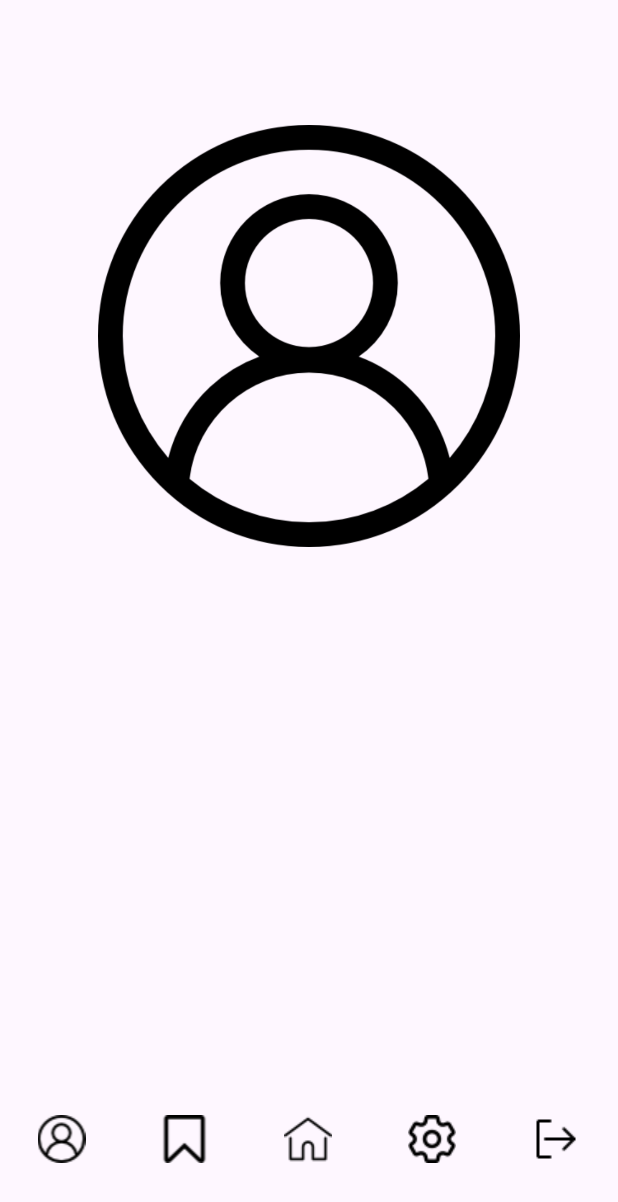
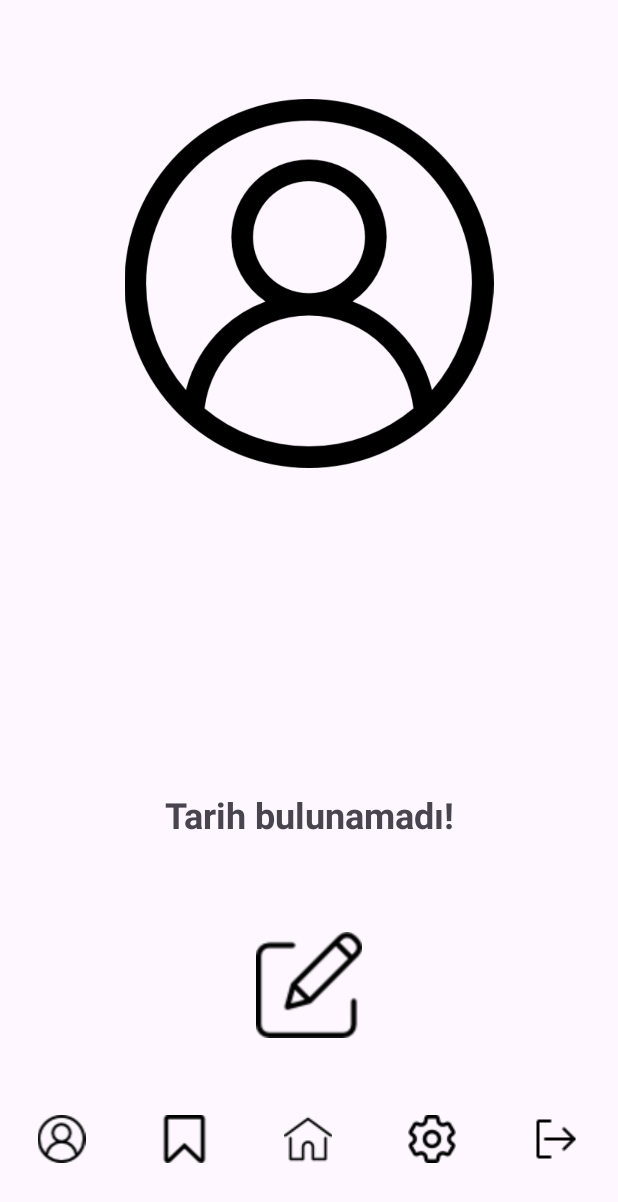
Before and after one commit to olgun-yilmaz/SpotTicket, an Android app: the fragment ProfileFragment placed in its activity, on a phone screen of 412 x 824 dp. Shown: the top 1202 px of the screen. Run offline under Robolectric (Android 15) with nearby library versions, the phone set to English and light mode, and no system bars; our stand-ins replace Firebase (no records; nobody signed in at launch, a user with empty details on screens opened directly), Picasso; pictures from the network do not load; 8 statements that could not run were skipped.

Commit message:
Updated profile fragment

```diff
--- a/app/src/main/java/com/olgunyilmaz/spotticket/view/fragments/ChangeCityFragment.java
+++ b/app/src/main/java/com/olgunyilmaz/spotticket/view/fragments/DisplayFragment.java
@@ -20,7 +20,7 @@ import android.widget.Toast;
 
 import com.google.gson.Gson;
 import com.olgunyilmaz.spotticket.adapter.EventAdapter;
-import com.olgunyilmaz.spotticket.databinding.FragmentChangeCityBinding;
+import com.olgunyilmaz.spotticket.databinding.FragmentDisplayBinding;
 import com.olgunyilmaz.spotticket.model.CitiesResponse;
 import com.olgunyilmaz.spotticket.model.EventResponse;
 import com.olgunyilmaz.spotticket.service.RetrofitClient;
@@ -37,8 +37,8 @@ import retrofit2.Callback;
 import retrofit2.Response;
 
 
-public class ChangeCityFragment extends Fragment implements SelectCityFragment.CitySelectListener {
-    private FragmentChangeCityBinding binding;
+public class DisplayFragment extends Fragment implements SelectCityFragment.CitySelectListener {
+    private FragmentDisplayBinding binding;
     private EventAdapter eventAdapter;
 
     SharedPreferences sharedPreferences;
@@ -53,7 +53,7 @@ public class ChangeCityFragment extends Fragment implements SelectCityFragment.C
     @Override
     public View onCreateView(LayoutInflater inflater, ViewGroup container,
                              Bundle savedInstanceState) {
-        binding = FragmentChangeCityBinding.inflate(getLayoutInflater(),container,false);
+        binding = FragmentDisplayBinding.inflate(getLayoutInflater(),container,false);
         View view = binding.getRoot();
         return view;
     }
--- a/app/src/main/java/com/olgunyilmaz/spotticket/view/fragments/ProfileFragment.java
+++ b/app/src/main/java/com/olgunyilmaz/spotticket/view/fragments/ProfileFragment.java
@@ -44,7 +44,10 @@ import com.olgunyilmaz.spotticket.databinding.FragmentProfileBinding;
 import com.olgunyilmaz.spotticket.service.UserManager;
 import com.squareup.picasso.Picasso;
 
+import java.text.SimpleDateFormat;
+import java.util.Date;
 import java.util.HashMap;
+import java.util.Locale;
 import java.util.Map;
 
 public class ProfileFragment extends Fragment {
@@ -85,6 +88,8 @@ public class ProfileFragment extends Fragment {
 
         uploadPp();
 
+        displayMode();
+
         sharedPreferences = getActivity().getSharedPreferences("com.olgunyilmaz.spotticket", MODE_PRIVATE);
 
         db = FirebaseFirestore.getInstance();
@@ -93,8 +98,41 @@ public class ProfileFragment extends Fragment {
 
         user = FirebaseAuth.getInstance().getCurrentUser();
 
+
         binding.emailText.setText(user.getDisplayName());
         binding.usernameText.setText(user.getEmail());
+        binding.creationDateText.setText(getCreationDate());
+
+        binding.editButton.setOnClickListener(new View.OnClickListener() {
+            @Override
+            public void onClick(View view) {
+                editMode();
+            }
+        });
+
+    }
+
+    private String getCreationDate(){
+        if (user.getMetadata() != null){
+            long creationTime = user.getMetadata().getCreationTimestamp();
+            Date creationDate = new Date(creationTime);
+            SimpleDateFormat sdf = new SimpleDateFormat("MMMM yyyy", new Locale("tr", "TR"));
+            return sdf.format(creationDate);
+        }
+        return "Tarih bulunamadı!";
+
+    }
+
+    private void uploadPp() {
+        if (!UserManager.getInstance().ppUrl.isEmpty()) {
+            Picasso.get().load(UserManager.getInstance().ppUrl).into(binding.profileImage);
+        }
+    }
+
+    private void editMode(){
+        binding.editButton.setVisibility(View.GONE);
+        binding.saveButton.setVisibility(View.VISIBLE);
+        binding.profileImage.setEnabled(true);
 
         binding.profileImage.setOnClickListener(new View.OnClickListener() {
             @Override
@@ -103,12 +141,20 @@ public class ProfileFragment extends Fragment {
             }
         });
 
+        binding.saveButton.setOnClickListener(new View.OnClickListener() {
+            @Override
+            public void onClick(View view) {
+                displayMode();
+                uploadImage2db();
+            }
+        });
+
     }
 
-    private void uploadPp() {
-        if (!UserManager.getInstance().ppUrl.isEmpty()) {
-            Picasso.get().load(UserManager.getInstance().ppUrl).into(binding.profileImage);
-        }
+    private void displayMode(){
+        binding.editButton.setVisibility(View.VISIBLE);
+        binding.saveButton.setVisibility(View.GONE);
+        binding.profileImage.setEnabled(false);
     }
 
     private void updateProfileImage(String email, String ppUrl) {
@@ -205,7 +251,6 @@ public class ProfileFragment extends Fragment {
                     if (intentFromResult != null) {
                         imgUri = intentFromResult.getData();
                         binding.profileImage.setImageURI(imgUri);
-                        uploadImage2db();
                     }
 
                 }
--- a/app/src/main/res/layout/city_row.xml
+++ b/app/src/main/res/layout/city_row.xml
@@ -6,6 +6,6 @@
     android:layout_height="wrap_content"
     android:padding="16dp"
     android:textSize="16sp"
-    android:text="CITY"
+    android:text="City"
     android:gravity="center"
     android:background="?attr/selectableItemBackground"/>
--- a/app/src/main/res/layout/event_item.xml
+++ b/app/src/main/res/layout/event_row.xml
@@ -1,11 +1,7 @@
 <LinearLayout xmlns:android="http://schemas.android.com/apk/res/android"
     android:layout_width="match_parent"
     android:layout_height="wrap_content"
-    android:layout_margin="10dp"
-    android:layout_marginLeft="10dp"
-    android:layout_marginTop="10dp"
-    android:layout_marginRight="10dp"
-    android:layout_marginBottom="10dp"
+    android:layout_margin="20dp"
     android:orientation="vertical">
 
     <ImageView
--- a/app/src/main/res/layout/fragment_change_city.xml
+++ b/app/src/main/res/layout/fragment_display.xml
@@ -4,7 +4,7 @@
     android:layout_width="match_parent"
     android:layout_height="match_parent"
     xmlns:app="http://schemas.android.com/apk/res-auto"
-    tools:context=".view.fragments.ChangeCityFragment">
+    tools:context=".view.fragments.DisplayFragment">
 
     <androidx.recyclerview.widget.RecyclerView
         android:id="@+id/recyclerView"
--- a/app/src/main/res/layout/fragment_profile.xml
+++ b/app/src/main/res/layout/fragment_profile.xml
@@ -12,11 +12,11 @@
 
         android:layout_width="0dp"
         android:layout_height="0dp"
-        app:layout_constraintHeight_percent="0.4"
+        app:layout_constraintHeight_percent="0.35"
 
         app:layout_constraintWidth_percent="0.8"
 
-        app:layout_constraintVertical_bias="0.15"
+        app:layout_constraintVertical_bias="0.1"
 
         android:src="@drawable/sample_profile_image"
 
@@ -26,6 +26,8 @@
         app:layout_constraintBottom_toBottomOf="parent"
         app:layout_constraintTop_toTopOf="parent" />
 
+
+
     <TextView
         android:id="@+id/usernameText"
 
@@ -33,11 +35,12 @@
         android:layout_height="0dp"
         app:layout_constraintHeight_percent="0.1"
 
-        app:layout_constraintVertical_bias="0.7"
+        app:layout_constraintVertical_bias="0.5"
 
         android:text="Kullanıcı Adı : "
-        android:textSize="20sp"
+        android:textSize="24sp"
         android:textStyle="bold"
+        android:textAlignment="center"
 
 
         app:layout_constraintEnd_toEndOf="@id/profileImage"
@@ -53,11 +56,12 @@
         android:layout_height="0dp"
         app:layout_constraintHeight_percent="0.1"
 
-        app:layout_constraintVertical_bias="0.9"
+        app:layout_constraintVertical_bias="0.65"
 
         android:text="E-Mail : "
         android:textSize="24sp"
         android:textStyle="bold"
+        android:textAlignment="center"
 
         app:layout_constraintEnd_toEndOf="@id/usernameText"
         app:layout_constraintStart_toStartOf="@id/usernameText"
@@ -65,6 +69,69 @@
         app:layout_constraintBottom_toBottomOf="parent"
         app:layout_constraintTop_toTopOf="parent" />
 
+    <TextView
+        android:id="@+id/creationDateText"
+
+        android:layout_width="0dp"
+        android:layout_height="0dp"
+        app:layout_constraintHeight_percent="0.1"
+
+        app:layout_constraintVertical_bias="0.80"
+
+        android:text="Kayıt Tarihi : "
+        android:textSize="24sp"
+        android:textStyle="bold"
+        android:textAlignment="center"
+
+        app:layout_constraintEnd_toEndOf="@id/usernameText"
+        app:layout_constraintStart_toStartOf="@id/usernameText"
+
+        app:layout_constraintBottom_toBottomOf="parent"
+        app:layout_constraintTop_toTopOf="parent"
+
+        >
+
+    </TextView>
+
+    <ImageView
+        android:id="@+id/editButton"
+
+        android:layout_width="0dp"
+        android:layout_height="0dp"
+        app:layout_constraintHeight_percent="0.1"
+
+        app:layout_constraintVertical_bias="0.95"
+
+        android:src="@drawable/edit_icon"
+
+        app:layout_constraintEnd_toEndOf="@id/creationDateText"
+        app:layout_constraintStart_toStartOf="@id/creationDateText"
+
+        app:layout_constraintBottom_toBottomOf="parent"
+        app:layout_constraintTop_toTopOf="parent"
+
+        >
+
+    </ImageView>
+
+    <Button
+        android:id="@+id/saveButton"
+
+        android:layout_width="0dp"
+        android:layout_height="0dp"
+        app:layout_constraintHeight_percent="0.1"
+
+        app:layout_constraintVertical_bias="0.95"
+
+        android:text="Kaydet"
+
+        app:layout_constraintEnd_toEndOf="@id/creationDateText"
+        app:layout_constraintStart_toStartOf="@id/creationDateText"
+
+        app:layout_constraintBottom_toBottomOf="parent"
+        app:layout_constraintTop_toTopOf="parent"
+         />
+
 
 
 
--- a/app/src/main/res/navigation/event_grapth.xml
+++ b/app/src/main/res/navigation/event_grapth.xml
@@ -7,9 +7,9 @@
 
     <fragment
         android:id="@+id/changeCityFragment"
-        android:name="com.olgunyilmaz.spotticket.view.fragments.ChangeCityFragment"
+        android:name="com.olgunyilmaz.spotticket.view.fragments.DisplayFragment"
         android:label="fragment_change_city"
-        tools:layout="@layout/fragment_change_city" >
+        tools:layout="@layout/fragment_display" >
         <action
             android:id="@+id/action_changeCityFragment_self"
             app:destination="@id/changeCityFragment" />
```
Also changed, not shown: app/src/main/java/com/olgunyilmaz/spotticket/adapter/EventAdapter.java (+4 -4 lines), app/src/main/java/com/olgunyilmaz/spotticket/adapter/FavoriteEventAdapter.java (+6 -7 lines), app/src/main/java/com/olgunyilmaz/spotticket/view/activities/MainActivity.java (+2 -9 lines), app/src/main/res/layout/fragment_event_details.xml (+5 -5 lines).
